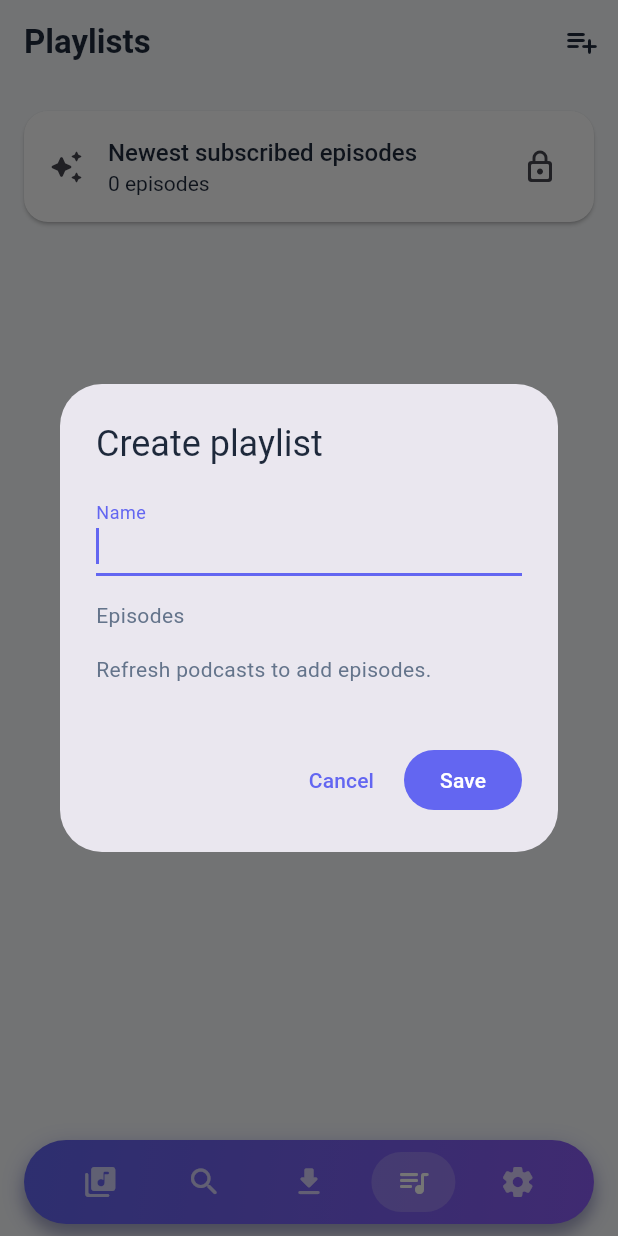
After one commit to rstamand007/my_stream, a Flutter app: the screen it shows after launch, item 4 of the bottom bar chosen, after a tap on the "playlist add" icon, on a phone screen of 412 x 824 dp. The commit adds this screen. Run offline on Flutter 3.47's test engine with Material 3 defaults, Android fonts, the phone set to English and light mode, and no system bars; our stand-ins replace audio_service, cached_network_image, file_picker, hive, hive_flutter, just_audio and 3 more; missing offline and left inert: audio_session, podcast_search; accounts and stored records are empty; statements that could not run were skipped.

Commit message:
Playlist with drag and drop ok

```diff
--- a/lib/main.dart
+++ b/lib/main.dart
@@ -7,6 +7,7 @@ import 'providers/player_provider.dart';
 import 'providers/download_provider.dart';
 import 'providers/locale_provider.dart';
 import 'providers/theme_provider.dart';
+import 'providers/playlist_provider.dart';
 import 'theme/app_theme.dart';
 import 'models/episode.dart';
 import 'screens/splash_screen.dart';
@@ -80,6 +81,12 @@ class MyStreamApp extends StatelessWidget {
             return DownloadProvider()..init();
           },
         ),
+        ChangeNotifierProvider(
+          create: (_) {
+            logger.d('Initializing PlaylistProvider');
+            return PlaylistProvider()..init();
+          },
+        ),
         ChangeNotifierProvider(create: (_) => LocaleProvider()),
         ChangeNotifierProvider(create: (_) => ThemeProvider()),
       ],
@@ -88,8 +95,19 @@ class MyStreamApp extends StatelessWidget {
           // Wire up autoplay logic
           final playerProvider = context.read<PlayerProvider>();
           final downloadProvider = context.read<DownloadProvider>();
+          final playlistProvider = context.read<PlaylistProvider>();
+
+          playerProvider.onPlaybackPositionChanged =
+              playlistProvider.updatePlaybackPosition;
 
           playerProvider.onEpisodeEnded = () async {
+            final hadPlaybackQueue = playerProvider.hasPlaybackQueue;
+            if (await playerProvider.playNextQueuedEpisode()) return;
+            if (hadPlaybackQueue) {
+              await playerProvider.stop();
+              return;
+            }
+
             final currentEpisode = playerProvider.currentEpisode;
             if (currentEpisode == null) return;
 
--- /dev/null
+++ b/lib/models/playlist.dart
@@ -0,0 +1,39 @@
+import 'package:hive/hive.dart';
+
+part 'playlist.g.dart';
+
+@HiveType(typeId: 2)
+class Playlist {
+  @HiveField(0)
+  final String id;
+  @HiveField(1)
+  final String name;
+  @HiveField(2)
+  final List<String> episodeIds;
+  @HiveField(3)
+  final bool isSystem;
+  @HiveField(4)
+  final Map<String, int> playbackPositions;
+
+  const Playlist({
+    required this.id,
+    required this.name,
+    required this.episodeIds,
+    this.isSystem = false,
+    this.playbackPositions = const {},
+  });
+
+  Playlist copyWith({
+    String? name,
+    List<String>? episodeIds,
+    Map<String, int>? playbackPositions,
+  }) {
+    return Playlist(
+      id: id,
+      name: name ?? this.name,
+      episodeIds: episodeIds ?? this.episodeIds,
+      isSystem: isSystem,
+      playbackPositions: playbackPositions ?? this.playbackPositions,
+    );
+  }
+}
--- /dev/null
+++ b/lib/providers/playlist_provider.dart
@@ -0,0 +1,148 @@
+import 'package:flutter/foundation.dart';
+import '../models/episode.dart';
+import '../models/playlist.dart';
+import '../services/database_service.dart';
+
+class PlaylistProvider with ChangeNotifier {
+  static const generatedPlaylistId = 'newest-subscribed-episodes';
+  static const generatedPlaylistName = 'Newest subscribed episodes';
+
+  final DatabaseService _db = DatabaseService.instance;
+  List<Playlist> _playlists = [];
+  List<Episode> _allEpisodes = [];
+  bool _isLoading = false;
+
+  List<Playlist> get playlists => List.unmodifiable(_playlists);
+  List<Episode> get allEpisodes => List.unmodifiable(_allEpisodes);
+  bool get isLoading => _isLoading;
+
+  Future<void> init() async {
+    await load();
+  }
+
+  Future<void> load() async {
+    _isLoading = true;
+    notifyListeners();
+    _allEpisodes = await _db.getAllEpisodes();
+    _playlists = await _db.getPlaylists();
+    await _refreshGeneratedPlaylist();
+    _isLoading = false;
+    notifyListeners();
+  }
+
+  Future<void> refreshGeneratedPlaylist() async {
+    await _refreshGeneratedPlaylist();
+    notifyListeners();
+  }
+
+  Future<void> createPlaylist(String name, List<String> episodeIds) async {
+    final trimmedName = name.trim();
+    if (trimmedName.isEmpty) return;
+    final playlist = Playlist(
+      id: DateTime.now().microsecondsSinceEpoch.toString(),
+      name: trimmedName,
+      episodeIds: List.of(episodeIds),
+    );
+    await _db.insertPlaylist(playlist);
+    _playlists = [..._playlists, playlist];
+    notifyListeners();
+  }
+
+  Future<void> updatePlaylist(Playlist playlist) async {
+    if (playlist.isSystem) return;
+    final updated = playlist.copyWith(
+      name: playlist.name.trim(),
+      episodeIds: List.of(playlist.episodeIds),
+    );
+    if (updated.name.isEmpty) return;
+    await _db.updatePlaylist(updated);
+    _playlists = _playlists
+        .map((item) => item.id == updated.id ? updated : item)
+        .toList();
+    notifyListeners();
+  }
+
+  Future<void> reorderPlaylist(
+    Playlist playlist,
+    List<String> episodeIds,
+  ) async {
+    final updated = playlist.copyWith(episodeIds: episodeIds);
+    await _db.updatePlaylist(updated);
+    _playlists = _playlists
+        .map((item) => item.id == updated.id ? updated : item)
+        .toList();
+    notifyListeners();
+  }
+
+  int playbackPositionFor(Playlist playlist, Episode episode) {
+    return playlist.playbackPositions[episode.id] ??
+        episode.playbackPosition ??
+        0;
+  }
+
+  Future<void> updatePlaybackPosition(String episodeId, int position) async {
+    final updates = <Playlist>[];
+    for (final playlist in _playlists) {
+      if (!playlist.episodeIds.contains(episodeId)) continue;
+      final updated = playlist.copyWith(
+        playbackPositions: {...playlist.playbackPositions, episodeId: position},
+      );
+      updates.add(updated);
+    }
+    if (updates.isEmpty) return;
+    for (final playlist in updates) {
+      await _db.updatePlaylist(playlist);
+    }
+    final updatesById = {for (final playlist in updates) playlist.id: playlist};
+    _playlists = _playlists
+        .map((playlist) => updatesById[playlist.id] ?? playlist)
+        .toList();
+    notifyListeners();
+  }
+
+  Future<void> deletePlaylist(Playlist playlist) async {
+    if (playlist.isSystem) return;
+    await _db.deletePlaylist(playlist.id);
+    _playlists = _playlists.where((item) => item.id != playlist.id).toList();
+    notifyListeners();
+  }
+
+  List<Episode> episodesFor(Playlist playlist) {
+    final byId = {for (final episode in _allEpisodes) episode.id: episode};
+    return playlist.episodeIds
+        .map((id) => byId[id])
+        .whereType<Episode>()
+        .toList();
+  }
+
+  Future<void> _refreshGeneratedPlaylist() async {
+    final existing = _playlists
+        .where((playlist) => playlist.id == generatedPlaylistId)
+        .firstOrNull;
+    final subscribedPodcasts = await _db.getSubscribedPodcasts();
+    final newestEpisodeIds = <String>[];
+    for (final podcast in subscribedPodcasts) {
+      final episodes = await _db.getEpisodesByPodcast(podcast.id);
+      if (episodes.isNotEmpty) newestEpisodeIds.add(episodes.first.id);
+    }
+
+    final orderedEpisodeIds = [
+      ...?existing?.episodeIds.where(newestEpisodeIds.contains),
+      ...newestEpisodeIds.where(
+        (episodeId) => !(existing?.episodeIds.contains(episodeId) ?? false),
+      ),
+    ];
+
+    final generated = Playlist(
+      id: generatedPlaylistId,
+      name: generatedPlaylistName,
+      episodeIds: orderedEpisodeIds,
+      isSystem: true,
+    );
+    await _db.insertPlaylist(generated);
+    _playlists = [
+      ..._playlists.where((playlist) => playlist.id != generatedPlaylistId),
+      generated,
+    ];
+  }
+}
--- a/lib/screens/home_screen.dart
+++ b/lib/screens/home_screen.dart
@@ -4,9 +4,11 @@ import 'package:provider/provider.dart';
 import 'library_screen.dart';
 import 'search_screen.dart';
 import 'downloads_screen.dart';
+import 'playlists_screen.dart';
 import 'settings_screen.dart';
 import '../widgets/mini_player.dart';
 import '../providers/podcast_provider.dart';
+import '../providers/playlist_provider.dart';
 
 class HomeScreen extends StatefulWidget {
   const HomeScreen({super.key});
@@ -22,12 +24,12 @@ class _HomeScreenState extends State<HomeScreen> {
     LibraryScreen(),
     SearchScreen(),
     DownloadsScreen(),
+    PlaylistsScreen(),
     SettingsScreen(),
   ];
 
   @override
   Widget build(BuildContext context) {
-
     return Scaffold(
       body: _screens[_currentIndex],
       bottomNavigationBar: Column(
@@ -50,7 +52,9 @@ class _HomeScreenState extends State<HomeScreen> {
                   borderRadius: BorderRadius.circular(40),
                   boxShadow: [
                     BoxShadow(
-                      color: Theme.of(context).colorScheme.primary.withValues(alpha: 0.4),
+                      color: Theme.of(
+                        context,
+                      ).colorScheme.primary.withValues(alpha: 0.4),
                       blurRadius: 12,
                       offset: const Offset(0, 4),
                     ),
@@ -73,18 +77,10 @@ class _HomeScreenState extends State<HomeScreen> {
                         icon: Icons.library_music_rounded,
                         index: 0,
                       ),
-                      _buildNavItem(
-                        icon: Icons.search_rounded,
-                        index: 1,
-                      ),
-                      _buildNavItem(
-                        icon: Icons.download_rounded,
-                        index: 2,
-                      ),
-                      _buildNavItem(
-                        icon: Icons.settings_rounded,
-                        index: 3,
-                      ),
+                      _buildNavItem(icon: Icons.search_rounded, index: 1),
+                      _buildNavItem(icon: Icons.download_rounded, index: 2),
+                      _buildNavItem(icon: Icons.queue_music_rounded, index: 3),
+                      _buildNavItem(icon: Icons.settings_rounded, index: 4),
                     ],
                   ),
                 ),
@@ -96,10 +92,7 @@ class _HomeScreenState extends State<HomeScreen> {
     );
   }
 
-  Widget _buildNavItem({
-    required IconData icon,
-    required int index,
-  }) {
+  Widget _buildNavItem({required IconData icon, required int index}) {
     final isSelected = _currentIndex == index;
 
     return GestureDetector(
@@ -107,6 +100,9 @@ class _HomeScreenState extends State<HomeScreen> {
         if (index == 0) {
           // Refresh library when Library tab is selected
           context.read<PodcastProvider>().loadSubscribedPodcasts();
+        }
+        if (index == 3) {
+          context.read<PlaylistProvider>().load();
         }
         setState(() {
           _currentIndex = index;
--- /dev/null
+++ b/lib/screens/playlists_screen.dart
@@ -0,0 +1,323 @@
+import 'package:flutter/foundation.dart';
+import 'package:flutter/material.dart';
+import 'package:provider/provider.dart';
+import '../models/playlist.dart';
+import '../providers/playlist_provider.dart';
+import '../providers/player_provider.dart';
+import '../widgets/episode_tile.dart';
+
+class PlaylistsScreen extends StatefulWidget {
+  const PlaylistsScreen({super.key});
+
+  @override
+  State<PlaylistsScreen> createState() => _PlaylistsScreenState();
+}
+
+class _PlaylistsScreenState extends State<PlaylistsScreen> {
+  @override
+  void initState() {
+    super.initState();
+    WidgetsBinding.instance.addPostFrameCallback((_) {
+      if (mounted) context.read<PlaylistProvider>().load();
+    });
+  }
+
+  @override
+  Widget build(BuildContext context) {
+    return Scaffold(
+      appBar: AppBar(
+        title: const Text('Playlists'),
+        actions: [
+          IconButton(
+            tooltip: 'Create playlist',
+            icon: const Icon(Icons.playlist_add_rounded),
+            onPressed: () => _showPlaylistEditor(context),
+          ),
+        ],
+      ),
+      body: Consumer<PlaylistProvider>(
+        builder: (context, provider, child) {
+          if (provider.isLoading && provider.playlists.isEmpty) {
+            return const Center(child: CircularProgressIndicator());
+          }
+          if (provider.playlists.isEmpty) {
+            return const Center(child: Text('No playlists yet'));
+          }
+          return RefreshIndicator(
+            onRefresh: provider.load,
+            child: ListView(
+              padding: const EdgeInsets.only(top: 12, bottom: 24),
+              children: [
+                for (final playlist in provider.playlists)
+                  _buildPlaylist(context, provider, playlist),
+              ],
+            ),
+          );
+        },
+      ),
+    );
+  }
+
+  Widget _buildPlaylist(
+    BuildContext context,
+    PlaylistProvider provider,
+    Playlist playlist,
+  ) {
+    final episodes = provider.episodesFor(playlist);
+    return Card(
+      margin: const EdgeInsets.symmetric(horizontal: 16, vertical: 6),
+      child: ExpansionTile(
+        leading: Icon(
+          playlist.isSystem
+              ? Icons.auto_awesome_rounded
+              : Icons.queue_music_rounded,
+        ),
+        title: Text(playlist.name),
+        subtitle: Text(
+          '${episodes.length} episode${episodes.length == 1 ? '' : 's'}',
+        ),
+        trailing: playlist.isSystem
+            ? const Tooltip(
+                message: 'Generated playlist cannot be deleted',
+                child: Icon(Icons.lock_outline_rounded),
+              )
+            : PopupMenuButton<String>(
+                onSelected: (action) {
+                  if (action == 'edit') _showPlaylistEditor(context, playlist);
+                  if (action == 'delete') _confirmDelete(context, playlist);
+                },
+                itemBuilder: (context) => const [
+                  PopupMenuItem(value: 'edit', child: Text('Edit')),
+                  PopupMenuItem(value: 'delete', child: Text('Delete')),
+                ],
+              ),
+        children: episodes.isEmpty
+            ? [
+                const Padding(
+                  padding: EdgeInsets.all(20),
+                  child: Text('No episodes in this playlist'),
+                ),
+              ]
+            : [
+                ReorderableListView.builder(
+                  shrinkWrap: true,
+                  physics: const NeverScrollableScrollPhysics(),
+                  buildDefaultDragHandles: false,
+                  itemCount: episodes.length,
+                  onReorder: (oldIndex, newIndex) {
+                    if (oldIndex < newIndex) newIndex -= 1;
+                    final reorderedEpisodes = List.of(episodes);
+                    final episode = reorderedEpisodes.removeAt(oldIndex);
+                    reorderedEpisodes.insert(newIndex, episode);
+                    provider.reorderPlaylist(
+                      playlist,
+                      reorderedEpisodes.map((item) => item.id).toList(),
+                    );
+                  },
+                  itemBuilder: (context, index) {
+                    final episode = episodes[index];
+                    return EpisodeTile(
+                      key: ValueKey(episode.id),
+                      episode: episode,
+                      onPlay: () => context.read<PlayerProvider>().playQueue(
+                        episodes,
+                        startIndex: index,
+                      ),
+                      dragHandle: kIsWeb
+                          ? ReorderableDragStartListener(
+                              index: index,
+                              child: const Icon(Icons.drag_handle_rounded),
+                            )
+                          : ReorderableDelayedDragStartListener(
+                              index: index,
+                              child: const Icon(Icons.drag_handle_rounded),
+                            ),
+                      playbackPosition: provider.playbackPositionFor(
+                        playlist,
+                        episode,
+                      ),
+                    );
+                  },
+                ),
+              ],
+      ),
+    );
+  }
+
+  Future<void> _showPlaylistEditor(
+    BuildContext context, [
+    Playlist? playlist,
+  ]) async {
+    final provider = context.read<PlaylistProvider>();
+    final nameController = TextEditingController(text: playlist?.name ?? '');
+    final selectedIds = <String>[
+      if (playlist != null)
+        for (final episodeId in playlist.episodeIds)
+          if (provider.allEpisodes.any((episode) => episode.id == episodeId))
+            episodeId,
+    ];
+
+    await showDialog<void>(
+      context: context,
+      builder: (dialogContext) {
+        return StatefulBuilder(
+          builder: (context, setDialogState) {
+            return AlertDialog(
+              title: Text(
+                playlist == null ? 'Create playlist' : 'Edit playlist',
+              ),
+              content: SizedBox(
+                width: double.maxFinite,
+                child: ListView(
+                  shrinkWrap: true,
+                  children: [
+                    TextField(
+                      controller: nameController,
+                      autofocus: playlist == null,
+                      decoration: const InputDecoration(labelText: 'Name'),
+                    ),
+                    const SizedBox(height: 16),
+                    const Text('Episodes'),
+                    if (selectedIds.isNotEmpty)
+                      ConstrainedBox(
+                        constraints: BoxConstraints(
+                          maxHeight: MediaQuery.sizeOf(context).height * 0.4,
+                        ),
+                        child: ReorderableListView.builder(
+                          shrinkWrap: true,
+                          physics: const NeverScrollableScrollPhysics(),
+                          buildDefaultDragHandles: false,
+                          itemCount: selectedIds.length,
+                          onReorder: (oldIndex, newIndex) {
+                            setDialogState(() {
+                              if (oldIndex < newIndex) newIndex -= 1;
+                              final episodeId = selectedIds.removeAt(oldIndex);
+                              selectedIds.insert(newIndex, episodeId);
+                            });
+                          },
+                          itemBuilder: (context, index) {
+                            final episodeId = selectedIds[index];
+                            final episode = provider.allEpisodes.firstWhere(
+                              (item) => item.id == episodeId,
+                            );
+                            return CheckboxListTile(
+                              key: ValueKey(episode.id),
+                              dense: true,
+                              value: true,
+                              title: Text(
+                                episode.title,
+                                maxLines: 2,
+                                overflow: TextOverflow.ellipsis,
+                              ),
+                              subtitle: Text(episode.podcastId),
+                              secondary: kIsWeb
+                                  ? ReorderableDragStartListener(
+                                      index: index,
+                                      child: const Icon(
+                                        Icons.drag_handle_rounded,
+                                      ),
+                                    )
+                                  : ReorderableDelayedDragStartListener(
+                                      index: index,
+                                      child: const Icon(
+                                        Icons.drag_handle_rounded,
+                                      ),
+                                    ),
+                              onChanged: (selected) {
+                                if (selected == false) {
+                                  setDialogState(
+                                    () => selectedIds.remove(episode.id),
+                                  );
+                                }
+                              },
+                            );
+                          },
+                        ),
+                      ),
+                    if (provider.allEpisodes.isEmpty)
+                      const Padding(
+                        padding: EdgeInsets.symmetric(vertical: 16),
+                        child: Text('Refresh podcasts to add episodes.'),
+                      ),
+                    for (final episode in provider.allEpisodes)
+                      if (!selectedIds.contains(episode.id))
+                        CheckboxListTile(
+                          dense: true,
+                          value: selectedIds.contains(episode.id),
+                          title: Text(
+                            episode.title,
+                            maxLines: 2,
+                            overflow: TextOverflow.ellipsis,
+                          ),
+                          subtitle: Text(episode.podcastId),
+                          onChanged: (selected) {
+                            setDialogState(() {
+                              if (selected == true) {
+                                if (!selectedIds.contains(episode.id)) {
+                                  selectedIds.add(episode.id);
+                                }
+                              } else {
+                                selectedIds.remove(episode.id);
+                              }
+                            });
+                          },
+                        ),
+                  ],
+                ),
+              ),
+              actions: [
+                TextButton(
+                  onPressed: () => Navigator.pop(dialogContext),
+                  child: const Text('Cancel'),
+                ),
+                FilledButton(
+                  onPressed: () async {
+                    if (playlist == null) {
+                      await provider.createPlaylist(
+                        nameController.text,
+                        selectedIds,
+                      );
+                    } else {
+                      await provider.updatePlaylist(
+                        playlist.copyWith(
+                          name: nameController.text,
+                          episodeIds: selectedIds,
+                        ),
+                      );
+                    }
+                    if (dialogContext.mounted) Navigator.pop(dialogContext);
+                  },
+                  child: const Text('Save'),
+                ),
+              ],
+            );
+          },
+        );
+      },
+    );
+    nameController.dispose();
+  }
+
+  Future<void> _confirmDelete(BuildContext context, Playlist playlist) async {
+    final confirmed = await showDialog<bool>(
+      context: context,
+      builder: (context) => AlertDialog(
+        title: const Text('Delete playlist?'),
+        content: Text('Delete "${playlist.name}"?'),
+        actions: [
+          TextButton(
+            onPressed: () => Navigator.pop(context, false),
+            child: const Text('Cancel'),
+          ),
+          FilledButton(
+            onPressed: () => Navigator.pop(context, true),
+            child: const Text('Delete'),
+          ),
+        ],
+      ),
+    );
+    if (confirmed == true && context.mounted) {
+      await context.read<PlaylistProvider>().deletePlaylist(playlist);
+    }
+  }
+}
--- a/lib/services/database_service.dart
+++ b/lib/services/database_service.dart
@@ -1,12 +1,14 @@
 import 'package:hive_flutter/hive_flutter.dart';
 import '../models/podcast.dart';
 import '../models/episode.dart';
+import '../models/playlist.dart';
 
 class DatabaseService {
   static final DatabaseService instance = DatabaseService._internal();
 
   static const String podcastBoxName = 'podcasts';
   static const String episodeBoxName = 'episodes';
+  static const String playlistBoxName = 'playlists';
 
   DatabaseService._internal();
 
@@ -14,6 +16,8 @@ class DatabaseService {
       Hive.box<Podcast>(podcastBoxName);
   Future<Box<Episode>> get episodeBox async =>
       Hive.box<Episode>(episodeBoxName);
+  Future<Box<Playlist>> get playlistBox async =>
+      Hive.box<Playlist>(playlistBoxName);
 
   Future<void> init() async {
     if (!Hive.isAdapterRegistered(0)) {
@@ -22,9 +26,13 @@ class DatabaseService {
     if (!Hive.isAdapterRegistered(1)) {
       Hive.registerAdapter(EpisodeAdapter());
     }
+    if (!Hive.isAdapterRegistered(2)) {
+      Hive.registerAdapter(PlaylistAdapter());
+    }
 
     await Hive.openBox<Podcast>(podcastBoxName);
     await Hive.openBox<Episode>(episodeBoxName);
+    await Hive.openBox<Playlist>(playlistBoxName);
   }
 
   // Podcast CRUD operations
@@ -88,6 +96,12 @@ class DatabaseService {
       ..sort((a, b) => b.publishDate.compareTo(a.publishDate));
   }
 
+  Future<List<Episode>> getAllEpisodes() async {
+    final box = await episodeBox;
+    return box.values.toList()
+      ..sort((a, b) => b.publishDate.compareTo(a.publishDate));
+  }
+
   Future<Episode?> getEpisode(String id) async {
     final box = await episodeBox;
     return box.get(id);
@@ -100,6 +114,26 @@ class DatabaseService {
 
   Future<void> deleteEpisode(String id) async {
     final box = await episodeBox;
+    await box.delete(id);
+  }
+
+  // Playlist CRUD operations
+  Future<List<Playlist>> getPlaylists() async {
+    final box = await playlistBox;
+    return box.values.toList();
+  }
+
+  Future<void> insertPlaylist(Playlist playlist) async {
+    final box = await playlistBox;
+    await box.put(playlist.id, playlist);
+  }
+
+  Future<void> updatePlaylist(Playlist playlist) async {
+    await insertPlaylist(playlist);
+  }
+
+  Future<void> deletePlaylist(String id) async {
+    final box = await playlistBox;
     await box.delete(id);
   }
 
```
Also changed, not shown: lib/providers/player_provider.dart (+37 -0 lines), lib/widgets/episode_tile.dart (+27 -3 lines), lib/models/playlist.g.dart (added), 1 other file.
